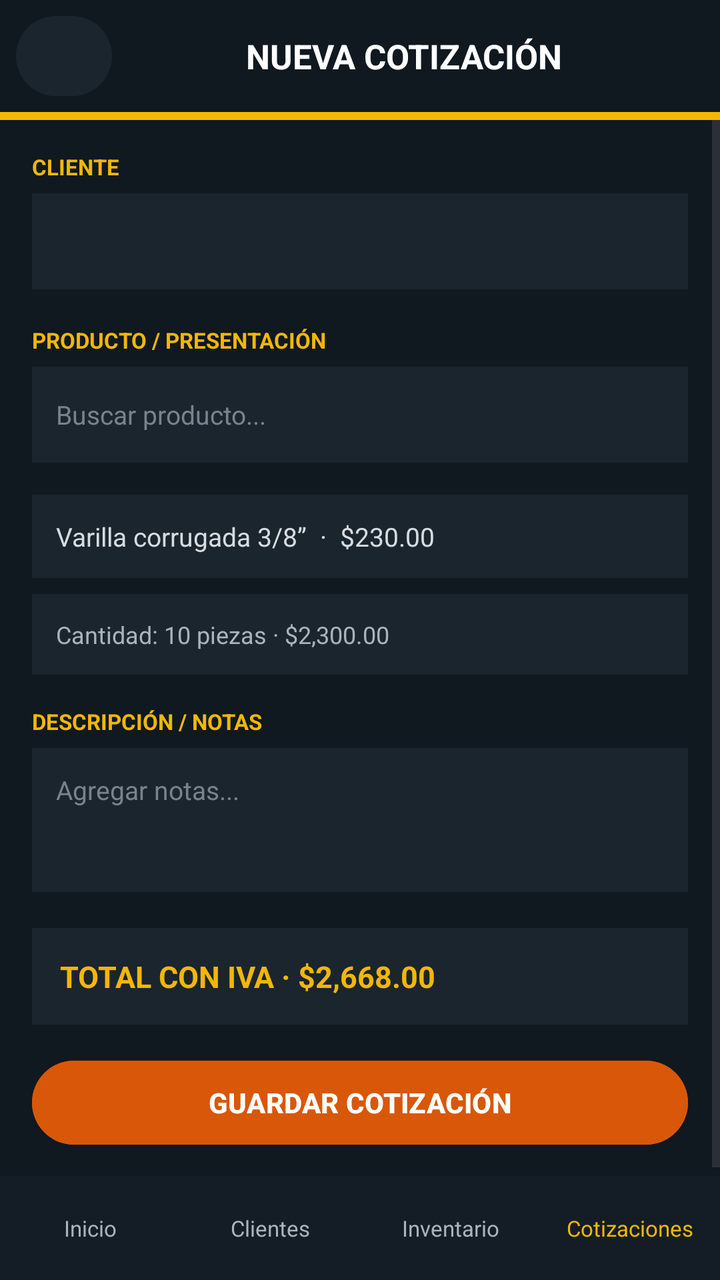
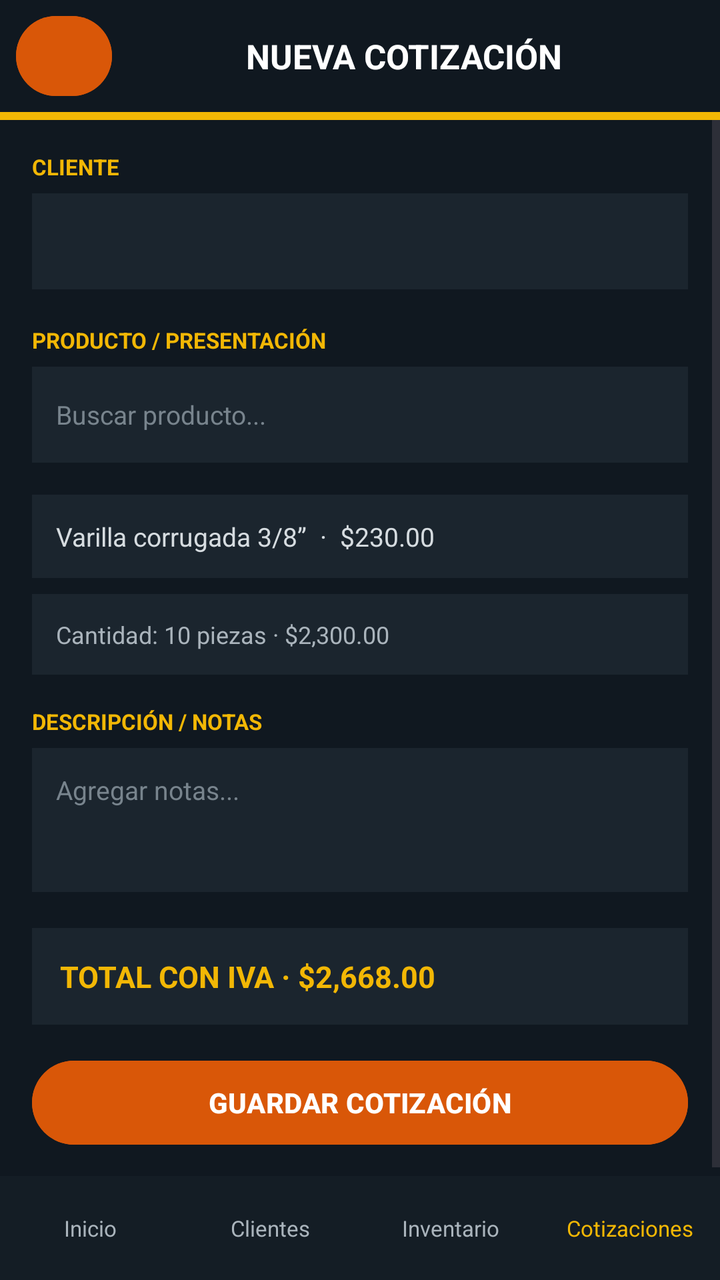

The first picture is an Android layout as it rendered before a commit; the second is the same layout after the commit. The layout source and the unified diff follow.
<!-- AndroidManifest.xml: application theme Theme.Aceroswecorp -->
<!-- res/layout/activity_nueva_cotizacion.xml -->
<?xml version="1.0" encoding="utf-8"?>
<LinearLayout xmlns:android="http://schemas.android.com/apk/res/android"
    android:id="@+id/screen_root"
    android:layout_width="match_parent"
    android:layout_height="match_parent"
    android:background="#101820"
    android:orientation="vertical">

    <LinearLayout
        android:layout_width="match_parent"
        android:layout_height="56dp"
        android:background="#101820"
        android:gravity="center_vertical"
        android:orientation="horizontal"
        android:paddingStart="8dp"
        android:paddingEnd="12dp">

        <Button
            android:id="@+id/screen_back"
            android:layout_width="48dp"
            android:layout_height="48dp"
            android:backgroundTint="#1B252E"
            android:contentDescription="@string/back"
            android:text="@string/back_arrow"
            android:textColor="#FFFFFF"
            android:textSize="24sp" />

        <TextView
            android:layout_width="0dp"
            android:layout_height="wrap_content"
            android:layout_weight="1"
            android:gravity="center"
            android:text="NUEVA COTIZACIÓN"
            android:textColor="#FFFFFF"
            android:textSize="17sp"
            android:textStyle="bold" />
    </LinearLayout>

    <TextView android:layout_width="match_parent" android:layout_height="4dp" android:background="#F2B705" />

    <ScrollView
        android:layout_width="match_parent"
        android:layout_height="0dp"
        android:layout_weight="1">

        <LinearLayout
            android:layout_width="match_parent"
            android:layout_height="wrap_content"
            android:orientation="vertical"
            android:padding="16dp">

            <TextView android:layout_width="match_parent" android:layout_height="wrap_content" android:text="CLIENTE" android:textColor="#F2B705" android:textSize="11sp" android:textStyle="bold" />
            <Spinner android:layout_width="match_parent" android:layout_height="48dp" android:layout_marginTop="6dp" android:background="#1B252E" android:prompt="@string/select_client" />

            <TextView android:layout_width="match_parent" android:layout_height="wrap_content" android:layout_marginTop="18dp" android:text="PRODUCTO / PRESENTACIÓN" android:textColor="#F2B705" android:textSize="11sp" android:textStyle="bold" />
            <EditText android:layout_width="match_parent" android:layout_height="48dp" android:layout_marginTop="6dp" android:background="#1B252E" android:hint="Buscar producto..." android:padding="12dp" android:textColor="#FFFFFF" android:textColorHint="#78848D" android:textSize="13sp" />

            <TextView android:layout_width="match_parent" android:layout_height="wrap_content" android:layout_marginTop="16dp" android:background="#1B252E" android:padding="12dp" android:text="Varilla corrugada 3/8”  ·  $230.00" android:textColor="#D6DCE0" android:textSize="13sp" />
            <TextView android:layout_width="match_parent" android:layout_height="wrap_content" android:layout_marginTop="8dp" android:background="#1B252E" android:padding="12dp" android:text="Cantidad: 10 piezas · $2,300.00" android:textColor="#AAB4BC" android:textSize="12sp" />

            <TextView android:layout_width="match_parent" android:layout_height="wrap_content" android:layout_marginTop="16dp" android:text="DESCRIPCIÓN / NOTAS" android:textColor="#F2B705" android:textSize="11sp" android:textStyle="bold" />
            <EditText android:layout_width="match_parent" android:layout_height="72dp" android:layout_marginTop="6dp" android:background="#1B252E" android:gravity="top" android:hint="Agregar notas..." android:padding="12dp" android:textColor="#FFFFFF" android:textColorHint="#78848D" android:textSize="13sp" />

            <TextView
                android:layout_width="match_parent"
                android:layout_height="wrap_content"
                android:layout_marginTop="18dp"
                android:background="#1B252E"
                android:padding="14dp"
                android:text="TOTAL CON IVA · $2,668.00"
                android:textColor="#F2B705"
                android:textSize="15sp"
                android:textStyle="bold" />

            <Button
                android:id="@+id/button_save_quote"
                android:layout_width="match_parent"
                android:layout_height="50dp"
                android:layout_marginTop="14dp"
                android:backgroundTint="#D95708"
                android:text="GUARDAR COTIZACIÓN"
                android:textColor="#FFFFFF"
                android:textStyle="bold" />
        </LinearLayout>
    </ScrollView>

    <LinearLayout android:layout_width="match_parent" android:layout_height="52dp" android:background="#141D25" android:gravity="center" android:orientation="horizontal">
        <TextView android:id="@+id/nav_inicio" android:layout_width="0dp" android:layout_height="match_parent" android:layout_weight="1" android:gravity="center" android:text="Inicio" android:textColor="#AAB4BC" android:textSize="11sp" />
        <TextView android:id="@+id/nav_clientes" android:layout_width="0dp" android:layout_height="match_parent" android:layout_weight="1" android:gravity="center" android:text="Clientes" android:textColor="#AAB4BC" android:textSize="11sp" />
        <TextView android:id="@+id/nav_inventario" android:layout_width="0dp" android:layout_height="match_parent" android:layout_weight="1" android:gravity="center" android:text="Inventario" android:textColor="#AAB4BC" android:textSize="11sp" />
        <TextView android:id="@+id/nav_cotizaciones" android:layout_width="0dp" android:layout_height="match_parent" android:layout_weight="1" android:gravity="center" android:text="Cotizaciones" android:textColor="#F2B705" android:textSize="11sp" />
    </LinearLayout>
</LinearLayout>
<!-- resources referenced by this layout -->
<resources>
  <string name="back">Volver</string>
  <string name="back_arrow">‹</string>
  <string name="select_client">Seleccionar cliente</string>
  <style name="Theme.Aceroswecorp" parent="Base.Theme.Aceroswecorp" />
  <style name="Base.Theme.Aceroswecorp" parent="Theme.Material3.DayNight.NoActionBar">
          
          
      </style>
</resources>

<!-- the commit's change to res/layout/activity_nueva_cotizacion.xml (unified diff, before → after) -->
@@ -19,7 +19,7 @@
             android:id="@+id/screen_back"
             android:layout_width="48dp"
             android:layout_height="48dp"
-            android:backgroundTint="#1B252E"
+            android:backgroundTint="#D95708"
             android:contentDescription="@string/back"
             android:text="@string/back_arrow"
             android:textColor="#FFFFFF"
